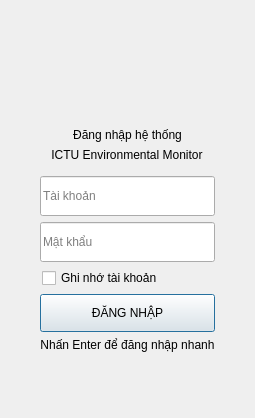
Old version of the form OUT_SRC_TUANANH/OUT_SRC_TUANANH/ui/pages/LoginPage.ui in the repository dinhquanghaICTU/OUT_SRC.
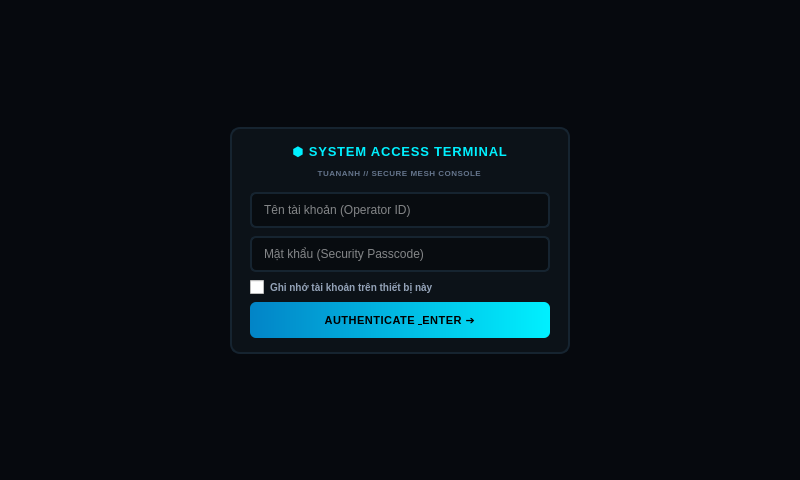
New version of the form. Icons and pictures are not drawn.

Commit message: fix firmware of tuananh and ui update state led

```diff
--- a/OUT_SRC_TUANANH/OUT_SRC_TUANANH/ui/pages/LoginPage.ui
+++ b/OUT_SRC_TUANANH/OUT_SRC_TUANANH/ui/pages/LoginPage.ui
@@ -2,98 +2,247 @@
 <ui version="4.0">
  <class>LoginPage</class>
  <widget class="QWidget" name="LoginPage">
+  <property name="geometry">
+   <rect>
+    <x>0</x>
+    <y>0</y>
+    <width>800</width>
+    <height>480</height>
+   </rect>
+  </property>
+  <property name="styleSheet">
+   <string notr="true">QWidget#LoginPage {
+  background-color: #06090e;
+  color: #e2e8f0;
+  font-family: 'Segoe UI', sans-serif;
+}</string>
+  </property>
   <layout class="QGridLayout" name="pageLayout">
-   <property name="leftMargin"><number>20</number></property>
-   <property name="topMargin"><number>12</number></property>
-   <property name="rightMargin"><number>20</number></property>
-   <property name="bottomMargin"><number>12</number></property>
-   <property name="horizontalSpacing"><number>0</number></property>
-   <property name="verticalSpacing"><number>0</number></property>
+   <property name="leftMargin">
+    <number>16</number>
+   </property>
+   <property name="topMargin">
+    <number>10</number>
+   </property>
+   <property name="rightMargin">
+    <number>16</number>
+   </property>
+   <property name="bottomMargin">
+    <number>10</number>
+   </property>
+   <property name="spacing">
+    <number>0</number>
+   </property>
    <item row="0" column="0">
-    <spacer name="topSpacer"><property name="orientation"><enum>Qt::Vertical</enum></property><property name="sizeHint" stdset="0"><size><width>20</width><height>40</height></size></property></spacer>
+    <spacer name="topSpacer">
+     <property name="orientation">
+      <enum>Qt::Vertical</enum>
+     </property>
+     <property name="sizeHint" stdset="0">
+      <size>
+       <width>20</width>
+       <height>20</height>
+      </size>
+     </property>
+    </spacer>
    </item>
    <item row="1" column="0" alignment="Qt::AlignCenter">
     <widget class="QFrame" name="loginCard">
-     <property name="minimumSize"><size><width>0</width><height>0</height></size></property>
-     <property name="maximumSize"><size><width>320</width><height>16777215</height></size></property>
+     <property name="minimumSize">
+      <size>
+       <width>340</width>
+       <height>0</height>
+      </size>
+     </property>
+     <property name="maximumSize">
+      <size>
+       <width>360</width>
+       <height>16777215</height>
+      </size>
+     </property>
+     <property name="styleSheet">
+      <string notr="true">QFrame#loginCard {
+  background-color: #0c1218;
+  border: 1.5px solid #162430;
+  border-radius: 10px;
+}</string>
+     </property>
      <layout class="QVBoxLayout" name="loginFormLayout">
-      <property name="leftMargin"><number>20</number></property>
-      <property name="topMargin"><number>14</number></property>
-      <property name="rightMargin"><number>20</number></property>
-      <property name="bottomMargin"><number>14</number></property>
-      <property name="spacing"><number>6</number></property>
-      <item alignment="Qt::AlignHCenter">
-       <widget class="QLabel" name="logoLabel">
-        <property name="minimumSize"><size><width>56</width><height>56</height></size></property>
-        <property name="maximumSize"><size><width>56</width><height>56</height></size></property>
-        <property name="pixmap"><pixmap resource="../../resources/resources.qrc">:/images/logo_ictu.png</pixmap></property>
-        <property name="scaledContents"><bool>true</bool></property>
-        <property name="alignment"><set>Qt::AlignCenter</set></property>
-       </widget>
-      </item>
+      <property name="leftMargin">
+       <number>18</number>
+      </property>
+      <property name="topMargin">
+       <number>14</number>
+      </property>
+      <property name="rightMargin">
+       <number>18</number>
+      </property>
+      <property name="bottomMargin">
+       <number>14</number>
+      </property>
+      <property name="spacing">
+       <number>8</number>
+      </property>
       <item alignment="Qt::AlignHCenter">
        <widget class="QLabel" name="welcomeLabel">
-        <property name="text"><string>Đăng nhập hệ thống</string></property>
-        <property name="alignment"><set>Qt::AlignCenter</set></property>
+        <property name="text">
+         <string>⬢ SYSTEM ACCESS TERMINAL</string>
+        </property>
+        <property name="styleSheet">
+         <string notr="true">color: #00f0ff; font-size: 13px; font-weight: 900; letter-spacing: 0.8px;</string>
+        </property>
+        <property name="alignment">
+         <set>Qt::AlignCenter</set>
+        </property>
        </widget>
       </item>
       <item alignment="Qt::AlignHCenter">
        <widget class="QLabel" name="subtitleLabel">
-        <property name="text"><string>ICTU Environmental Monitor</string></property>
-        <property name="alignment"><set>Qt::AlignCenter</set></property>
+        <property name="text">
+         <string>TUANANH // SECURE MESH CONSOLE</string>
+        </property>
+        <property name="styleSheet">
+         <string notr="true">color: #64748b; font-size: 8px; font-weight: 800; letter-spacing: 0.5px;</string>
+        </property>
+        <property name="alignment">
+         <set>Qt::AlignCenter</set>
+        </property>
        </widget>
       </item>
       <item>
-       <spacer name="formGap"><property name="orientation"><enum>Qt::Vertical</enum></property><property name="sizeHint" stdset="0"><size><width>20</width><height>8</height></size></property></spacer>
+       <spacer name="formGap">
+        <property name="orientation">
+         <enum>Qt::Vertical</enum>
+        </property>
+        <property name="sizeType">
+         <enum>QSizePolicy::Fixed</enum>
+        </property>
+        <property name="sizeHint" stdset="0">
+         <size>
+          <width>20</width>
+          <height>6</height>
+         </size>
+        </property>
+       </spacer>
       </item>
       <item>
        <widget class="QLineEdit" name="usernameEdit">
-        <property name="minimumSize"><size><width>0</width><height>40</height></size></property>
-        <property name="placeholderText"><string>Tài khoản</string></property>
-        <property name="clearButtonEnabled"><bool>true</bool></property>
+        <property name="minimumSize">
+         <size>
+          <width>0</width>
+          <height>36</height>
+         </size>
+        </property>
+        <property name="placeholderText">
+         <string>Tên tài khoản (Operator ID)</string>
+        </property>
+        <property name="clearButtonEnabled">
+         <bool>true</bool>
+        </property>
+        <property name="styleSheet">
+         <string notr="true">QLineEdit {
+  background-color: #080c10;
+  color: #ffffff;
+  border: 1.5px solid #162430;
+  border-radius: 6px;
+  padding: 4px 10px;
+  font-size: 12px;
+}
+QLineEdit:focus {
+  border: 1.5px solid #00f0ff;
+  background-color: #0e1620;
+}</string>
+        </property>
        </widget>
       </item>
       <item>
        <widget class="QLineEdit" name="passwordEdit">
-        <property name="minimumSize"><size><width>0</width><height>40</height></size></property>
-        <property name="placeholderText"><string>Mật khẩu</string></property>
-        <property name="echoMode"><enum>QLineEdit::Password</enum></property>
+        <property name="minimumSize">
+         <size>
+          <width>0</width>
+          <height>36</height>
+         </size>
+        </property>
+        <property name="placeholderText">
+         <string>Mật khẩu (Security Passcode)</string>
+        </property>
+        <property name="echoMode">
+         <enum>QLineEdit::Password</enum>
+        </property>
+        <property name="styleSheet">
+         <string notr="true">QLineEdit {
+  background-color: #080c10;
+  color: #ffffff;
+  border: 1.5px solid #162430;
+  border-radius: 6px;
+  padding: 4px 10px;
+  font-size: 12px;
+}
+QLineEdit:focus {
+  border: 1.5px solid #00f0ff;
+  background-color: #0e1620;
+}</string>
+        </property>
        </widget>
       </item>
       <item>
-       <layout class="QHBoxLayout" name="optionsLayout">
-        <property name="leftMargin"><number>2</number></property>
-        <property name="rightMargin"><number>2</number></property>
-        <item>
-         <widget class="QCheckBox" name="rememberAccountCheckBox">
-          <property name="cursor"><cursorShape>PointingHandCursor</cursorShape></property>
-          <property name="text"><string>Ghi nhớ tài khoản</string></property>
-         </widget>
-        </item>
-        <item>
-         <spacer name="optionSpacer"><property name="orientation"><enum>Qt::Horizontal</enum></property><property name="sizeHint" stdset="0"><size><width>40</width><height>20</height></size></property></spacer>
-        </item>
-       </layout>
+       <widget class="QCheckBox" name="rememberAccountCheckBox">
+        <property name="text">
+         <string>Ghi nhớ tài khoản trên thiết bị này</string>
+        </property>
+        <property name="styleSheet">
+         <string notr="true">color: #94a3b8; font-size: 10px; font-weight: 700; spacing: 6px;</string>
+        </property>
+       </widget>
       </item>
       <item>
        <widget class="QPushButton" name="loginButton">
-        <property name="minimumSize"><size><width>0</width><height>38</height></size></property>
-        <property name="cursor"><cursorShape>PointingHandCursor</cursorShape></property>
-        <property name="text"><string>ĐĂNG NHẬP</string></property>
-        <property name="default"><bool>true</bool></property>
-       </widget>
-      </item>
-      <item alignment="Qt::AlignHCenter">
-       <widget class="QLabel" name="footerHintLabel">
-        <property name="text"><string>Nhấn Enter để đăng nhập nhanh</string></property>
-        <property name="alignment"><set>Qt::AlignCenter</set></property>
+        <property name="minimumSize">
+         <size>
+          <width>0</width>
+          <height>36</height>
+         </size>
+        </property>
+        <property name="cursor">
+         <cursorShape>PointingHandCursor</cursorShape>
+        </property>
+        <property name="text">
+         <string>AUTHENTICATE &amp; ENTER ➔</string>
+        </property>
+        <property name="styleSheet">
+         <string notr="true">QPushButton {
+  background: qlineargradient(x1:0, y1:0, x2:1, y2:0, stop:0 #0284c7, stop:1 #00f0ff);
+  color: #000000;
+  border: none;
+  border-radius: 6px;
+  font-size: 11px;
+  font-weight: 900;
+  letter-spacing: 0.5px;
+}
+QPushButton:hover {
+  background: #38bdf8;
+}
+QPushButton:pressed {
+  background: #0369a1;
+}</string>
+        </property>
        </widget>
       </item>
      </layout>
     </widget>
    </item>
    <item row="2" column="0">
-    <spacer name="bottomSpacer"><property name="orientation"><enum>Qt::Vertical</enum></property><property name="sizeHint" stdset="0"><size><width>20</width><height>40</height></size></property></spacer>
+    <spacer name="bottomSpacer">
+     <property name="orientation">
+      <enum>Qt::Vertical</enum>
+     </property>
+     <property name="sizeHint" stdset="0">
+      <size>
+       <width>20</width>
+       <height>20</height>
+      </size>
+     </property>
+    </spacer>
    </item>
   </layout>
  </widget>
```
Left out of the diff: 2 changed lines with no effect on the pictures. The commit also changes 1022 other files.
